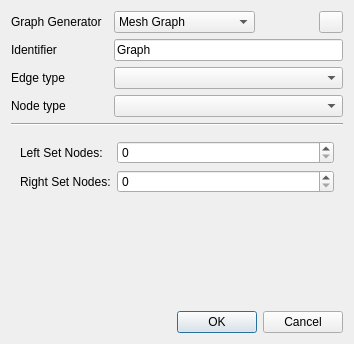
Above: libgraphtheory/editorplugins/generategraph/generategraphwidget.ui from KDE/rocs before the change. Below: the same form after it.
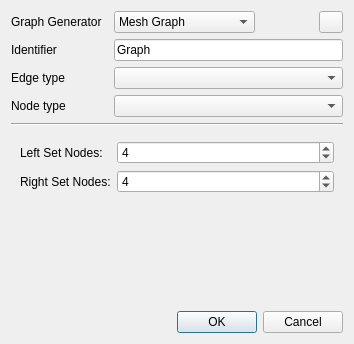
That is the form after the change. The open tabs and pages were chosen to show the change. Custom widgets are drawn as their Qt base class.

Commit message: Change default values of graph classes

```diff
--- a/libgraphtheory/editorplugins/generategraph/generategraphwidget.ui
+++ b/libgraphtheory/editorplugins/generategraph/generategraphwidget.ui
@@ -479,7 +479,11 @@
           </widget>
          </item>
          <item row="0" column="1">
-          <widget class="QSpinBox" name="completeBipartiteNodesLeft"/>
+          <widget class="QSpinBox" name="completeBipartiteNodesLeft">
+           <property name="value">
+            <number>4</number>
+           </property>
+          </widget>
          </item>
          <item row="1" column="0">
           <widget class="QLabel" name="label_completeBipartiteNodesRight">
@@ -489,7 +493,11 @@
           </widget>
          </item>
          <item row="1" column="1">
-          <widget class="QSpinBox" name="completeBipartiteNodesRight"/>
+          <widget class="QSpinBox" name="completeBipartiteNodesRight">
+           <property name="value">
+            <number>4</number>
+           </property>
+          </widget>
          </item>
         </layout>
        </item>
```
Left out of the diff: 16 changed lines with no effect on the pictures.
